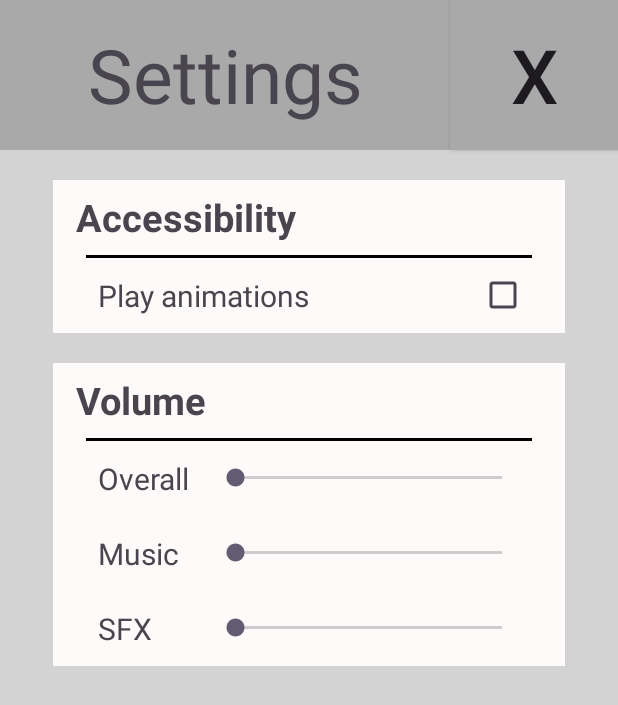
After one commit to GrahamMJohnson/RobotPuzzleGame, an Android app: the layout settings_screen.xml on its own in the app's theme, with its tools: preview values and no code run, on a phone screen of 412 x 824 dp. The commit adds this screen. Shown: the top 705 px of the screen. Run offline under Robolectric (Android 15) with nearby library versions, the phone set to English and light mode, and no system bars.

Commit message:
Merged PR 55: Created the settings layout and a button on the level select menu for settings.
Created a separate layout for the settings menu and created a button at the bottom of the level select menu for the settings. Started on activating the button, but stopped because I wasn't sure if I was then doing someone else's task.

Related work items: #168

```diff
--- a/app/src/main/java/cos420/robotrally/MainActivity.java
+++ b/app/src/main/java/cos420/robotrally/MainActivity.java
@@ -667,6 +667,26 @@ public class MainActivity extends AppCompatActivity implements LevelAdapter.Leve
     }
 
     /**
+     * Show the settings screen
+     */
+    private void showSettingsMenu(){
+        //Create the view to be referenced
+        LayoutInflater settingsInflater = getLayoutInflater();
+        View settingsView = settingsInflater.inflate(R.layout.settings_screen, null);
+
+        AlertDialog settingsScreen = new AlertDialog.Builder(this)
+                .setView(settingsView)
+                .setCancelable(false)
+                .create();
+
+        settingsView.findViewById(R.id.settingsCloseButton).setOnClickListener(v -> {
+            settingsScreen.dismiss();
+        });
+
+        settingsScreen.show();
+    }
+
+    /**
      * Common lines of code for Main Menu Buttons
      */
     private void mainMenuButton() {
--- a/app/src/main/res/layout/level_select_dynamic.xml
+++ b/app/src/main/res/layout/level_select_dynamic.xml
@@ -25,4 +25,16 @@
         android:gravity="center"
         tools:listitem="@layout/level_select_level_tile"/>
 
+    <androidx.appcompat.widget.AppCompatButton
+        android:id="@+id/settingsButton"
+        android:layout_width="150dp"
+        android:layout_height="50dp"
+        android:layout_below="@id/dynamicLevelLayout"
+        android:layout_marginStart="131.5dp"
+        android:layout_marginTop="20dp"
+        android:text="Settings"
+        android:textSize="20sp"
+        android:gravity="center"
+        android:textStyle="bold"/>
+
 </RelativeLayout>
--- /dev/null
+++ b/app/src/main/res/layout/settings_screen.xml
@@ -0,0 +1,157 @@
+<?xml version="1.0" encoding="utf-8"?>
+<RelativeLayout xmlns:android="http://schemas.android.com/apk/res/android"
+    android:layout_width="match_parent"
+    android:layout_height="match_parent"
+    android:background="@color/light_grey">
+
+    <TextView
+        android:id="@+id/Settings_Top"
+        android:layout_width="300dp"
+        android:layout_height="100dp"
+        android:background="@color/dark_gray"
+        android:text="Settings"
+        android:gravity="center"
+        android:textSize="50sp"/>
+
+    <androidx.appcompat.widget.AppCompatButton
+        android:id="@+id/settingsCloseButton"
+        android:layout_width="125dp"
+        android:layout_height="100dp"
+        android:layout_toEndOf="@id/Settings_Top"
+        android:background="@color/dark_gray"
+        android:text="X"
+        android:textSize="50sp"/>
+
+    <RelativeLayout
+        android:id="@+id/Accessibility_Panel"
+        android:layout_width="350dp"
+        android:layout_height="102dp"
+        android:layout_below="@id/Settings_Top"
+        android:layout_marginHorizontal="35dp"
+        android:layout_marginVertical="20dp"
+        android:background="@color/snow"/>
+
+        <TextView
+            android:id="@+id/Accessibility_Title"
+            android:layout_width="350dp"
+            android:layout_height="50dp"
+            android:layout_below="@id/Settings_Top"
+            android:layout_marginTop="20dp"
+            android:layout_marginHorizontal="35dp"
+            android:text="Accessibility"
+            android:textSize="25sp"
+            android:paddingStart="15sp"
+            android:gravity="center_vertical"
+            android:textStyle="bold"/>
+
+        <ImageView
+            android:id="@+id/Accessibility_Bar"
+            android:layout_width="325dp"
+            android:layout_height="2dp"
+            android:layout_below="@id/Accessibility_Title"
+            android:layout_marginHorizontal="57.5dp"
+            android:background="@color/black"/>
+
+        <TextView
+            android:id="@+id/Play_Animations"
+            android:layout_width="275dp"
+            android:layout_height="50dp"
+            android:layout_below="@id/Accessibility_Bar"
+            android:layout_marginStart="35dp"
+            android:text="Play animations"
+            android:textSize="20sp"
+            android:gravity="center_vertical"
+            android:paddingStart="30sp"/>
+
+        <CheckBox
+            android:layout_width="50dp"
+            android:layout_height="50dp"
+            android:layout_toEndOf="@id/Play_Animations"
+            android:layout_below="@id/Accessibility_Bar"/>
+
+    <RelativeLayout
+        android:id="@+id/Volume_Panel"
+        android:layout_width="350dp"
+        android:layout_height="202dp"
+        android:layout_below="@id/Accessibility_Panel"
+        android:layout_marginHorizontal="35dp"
+        android:background="@color/snow"/>
+
+        <TextView
+            android:id="@+id/Volume_Title"
+            android:layout_width="350dp"
+            android:layout_height="50dp"
+            android:layout_below="@id/Accessibility_Panel"
+            android:layout_marginHorizontal="35dp"
+            android:text="Volume"
+            android:gravity="center_vertical"
+            android:textSize="25sp"
+            android:paddingStart="15dp"
+            android:textStyle="bold"/>
+
+        <ImageView
+            android:id="@+id/Volume_Bar"
+            android:layout_width="325dp"
+            android:layout_height="2dp"
+            android:layout_below="@id/Volume_Title"
+            android:layout_marginHorizontal="57.5dp"
+            android:background="@color/black"/>
+
+        <TextView
+            android:id="@+id/Overall"
+            android:layout_width="100dp"
+            android:layout_height="50dp"
+            android:layout_below="@id/Volume_Bar"
+            android:layout_marginStart="35dp"
+            android:text="Overall"
+            android:gravity="center_vertical"
+            android:paddingStart="30dp"
+            android:textSize="20sp" />
+
+        <TextView
+            android:id="@+id/Music"
+            android:layout_width="100dp"
+            android:layout_height="50dp"
+            android:layout_below="@id/Overall"
+            android:layout_marginHorizontal="35dp"
+            android:text="Music"
+            android:gravity="center_vertical"
+            android:paddingStart="30dp"
+            android:textSize="20sp" />
+
+        <TextView
+            android:id="@+id/SFX"
+            android:layout_width="100dp"
+            android:layout_height="50dp"
+            android:layout_below="@id/Music"
+            android:layout_marginStart="35dp"
+            android:text="SFX"
+            android:gravity="center_vertical"
+            android:paddingStart="30dp"
+            android:textSize="20sp" />
+
+        <SeekBar
+            android:id="@+id/Overall_Drag"
+            android:layout_width="210dp"
+            android:layout_height="50dp"
+            android:layout_below="@id/Volume_Bar"
+            android:layout_toEndOf="@id/Overall"
+            android:layout_marginStart="5dp"/>
+
+        <SeekBar
+            android:id="@+id/Music_Drag"
+            android:layout_width="210dp"
+            android:layout_height="50dp"
+            android:layout_below="@id/Overall_Drag"
+            android:layout_toEndOf="@id/Overall"
+            android:layout_marginStart="5dp"/>
+
+        <SeekBar
+            android:id="@+id/SFX_Drag"
+            android:layout_width="210dp"
+            android:layout_height="50dp"
+            android:layout_below="@id/Music_Drag"
+            android:layout_toEndOf="@id/SFX"
+            android:layout_marginStart="5dp"/>
+
+</RelativeLayout>
```
